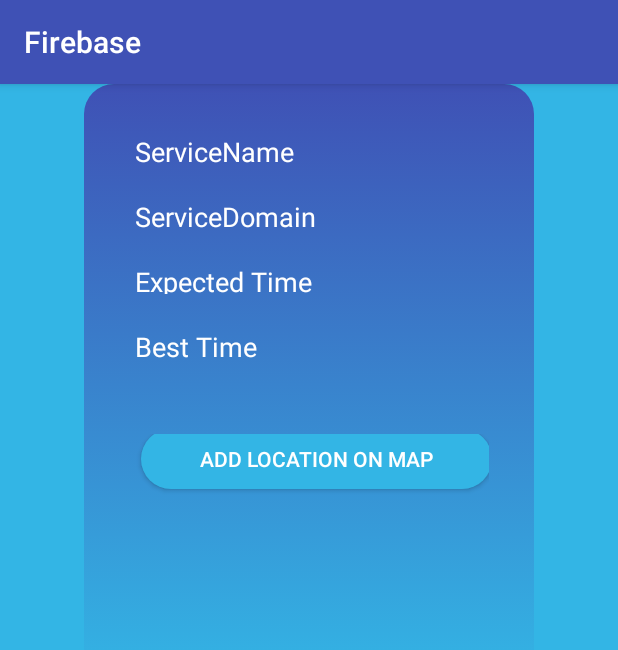
After one commit to MrSparsh/Queno, an Android app: the ServiceInfoActivity screen opened directly, with no data from a screen before it, on a phone screen of 412 x 824 dp. The commit adds this screen. Shown: the top 650 px of the screen. Run offline under Robolectric (Android 15) with nearby library versions, the phone set to English and light mode, and no system bars.

Commit message:
addService done

```diff
--- a/app/build.gradle
+++ b/app/build.gradle
@@ -43,4 +43,5 @@ dependencies {
 
 
 
+
 apply plugin: 'com.google.gms.google-services'
--- a/app/src/main/java/com/example/prashanjeet/firebase/AdminSignup.java
+++ b/app/src/main/java/com/example/prashanjeet/firebase/AdminSignup.java
@@ -33,6 +33,7 @@ public class AdminSignup extends AppCompatActivity {
             }
         });
     }
+
     public boolean validate(){
         boolean flag=false;
         String sname,sdomain,aName,aEmail,aPassword,aContact;
--- a/app/src/main/java/com/example/prashanjeet/firebase/MainActivity.java
+++ b/app/src/main/java/com/example/prashanjeet/firebase/MainActivity.java
@@ -17,7 +17,7 @@ public class MainActivity extends AppCompatActivity {
     protected void onCreate(Bundle savedInstanceState) {
         super.onCreate(savedInstanceState);
         setContentView(R.layout.activity_main);
-        Intent inter = new Intent(MainActivity.this,GoogleMap.class);
+        Intent inter = new Intent(MainActivity.this,AddServiceAdmin.class);
         startActivity(inter);
         FirebaseDatabase database = FirebaseDatabase.getInstance();
         DatabaseReference myRef = database.getReference("message");
--- a/app/src/main/res/layout/activity_add_service_admin.xml
+++ b/app/src/main/res/layout/activity_add_service_admin.xml
@@ -23,7 +23,7 @@
         android:id="@+id/addServiceButton"
         android:layout_width="50dp"
         android:background="#00f"
-        android:textSize="20dp"
+        android:textSize="30dp"
         android:layout_height="wrap_content"
 
         android:text="+"
--- /dev/null
+++ b/app/src/main/res/layout/activity_service_info.xml
@@ -0,0 +1,130 @@
+<?xml version="1.0" encoding="utf-8"?>
+
+<RelativeLayout xmlns:android="http://schemas.android.com/apk/res/android"
+    xmlns:app="http://schemas.android.com/apk/res-auto"
+    xmlns:tools="http://schemas.android.com/tools"
+    android:layout_width="match_parent"
+    android:layout_height="match_parent"
+    tools:context="com.example.prashanjeet.firebase.AdminSignup">
+    <LinearLayout
+        android:layout_width="match_parent"
+        android:layout_height="match_parent"
+        android:orientation="vertical"
+        android:layout_alignParentTop="true"
+        android:layout_alignParentStart="true"
+        tools:layout_editor_absoluteY="8dp"
+        tools:layout_editor_absoluteX="8dp"
+        android:layout_alignParentLeft="true">
+        <ImageView
+            android:id="@+id/imageView"
+            android:layout_width="match_parent"
+            android:layout_height="0dp"
+            android:layout_weight="1.5"
+            android:background="@android:color/holo_blue_light" />
+    </LinearLayout>
+    <LinearLayout
+        android:id="@+id/loginLayout"
+        android:layout_width="300dp"
+        android:layout_height="400dp"
+        android:background="@drawable/login"
+        android:orientation="vertical"
+        android:padding="30dp"
+        android:weightSum="1"
+        android:layout_alignParentTop="true"
+        android:layout_centerHorizontal="true"
+        tools:layout_editor_absoluteY="0dp"
+        tools:layout_editor_absoluteX="0dp">
+
+        <LinearLayout
+            android:layout_width="match_parent"
+            android:layout_height="0dp"
+            android:layout_marginBottom="20dp"
+            android:layout_marginTop="-20dp"
+            android:layout_weight="0.14">
+            <EditText
+                android:id="@+id/ServiceName"
+                android:layout_width="match_parent"
+                android:layout_height="51dp"
+                android:layout_marginTop="5dp"
+                android:hint="ServiceName"
+                android:inputType="text"
+                android:paddingBottom="1dp"
+                android:textColor="@android:color/white"
+                android:textColorHint="@android:color/white" />
+
+        </LinearLayout>
+        <LinearLayout
+            android:layout_width="match_parent"
+            android:layout_height="0dp"
+            android:layout_marginBottom="20dp"
+            android:layout_marginTop="-20dp"
+            android:layout_weight="0.14">
+            <EditText
+                android:id="@+id/ServiceDomain"
+                android:layout_width="match_parent"
+                android:layout_height="51dp"
+                android:layout_marginTop="5dp"
+                android:hint="ServiceDomain"
+                android:inputType="text"
+                android:paddingBottom="1dp"
+                android:textColor="@android:color/white"
+                android:textColorHint="@android:color/white" />
+        </LinearLayout>
+
+        <LinearLayout
+            android:layout_width="match_parent"
+            android:layout_height="0dp"
+            android:layout_marginBottom="20dp"
+            android:layout_marginTop="-20dp"
+            android:layout_weight="0.14">
+            <EditText
+                android:id="@+id/expected_time"
+                android:layout_width="match_parent"
+                android:layout_height="51dp"
+                android:layout_marginTop="5dp"
+                android:hint="Expected Time"
+                android:inputType="text"
+                android:paddingBottom="1dp"
+                android:textColor="@android:color/white"
+                android:textColorHint="@android:color/white" />
+        </LinearLayout>
+        <LinearLayout
+            android:layout_width="match_parent"
+            android:layout_height="0dp"
+            android:layout_marginBottom="20dp"
+            android:layout_marginTop="-20dp"
+            android:layout_weight="0.14">
+            <EditText
+                android:id="@+id/best_time"
+                android:layout_width="match_parent"
+                android:layout_height="51dp"
+                android:layout_marginTop="5dp"
+                android:hint="Best Time"
+                android:inputType="text"
+                android:paddingBottom="1dp"
+                android:textColor="@android:color/white"
+                android:textColorHint="@android:color/white" />
+        </LinearLayout>
+
+        <LinearLayout
+            android:layout_width="match_parent"
+            android:layout_height="10dp"
+            android:layout_weight="0.14"
+            android:layout_marginTop="20dp"
+            android:paddingTop="10dp">
+
+            <Button
+                android:id="@+id/SignupButton"
+                android:layout_width="234dp"
+                android:layout_height="40dp"
+                android:layout_marginBottom="20dp"
+                android:layout_marginLeft="8dp"
+                android:layout_marginTop="-3dp"
+                android:background="@drawable/loginbuttonlayout"
+                android:onClick="loginClicked"
+                android:text = "Add Location On Map"
+                android:textColor="@android:color/white" />
+        </LinearLayout>
+    </LinearLayout>
+
+</RelativeLayout>
```
Also changed, not shown: app/src/main/AndroidManifest.xml (+4 -9 lines), app/src/main/java/com/example/prashanjeet/firebase/AddServiceAdmin.java (+29 -3 lines), app/src/main/java/com/example/prashanjeet/firebase/Main2Activity.java (+9 -1 lines), app/src/main/java/com/example/prashanjeet/firebase/MapsActivity.java (+14 -0 lines), app/src/main/java/com/example/prashanjeet/firebase/ServiceInfoActivity.java (added, +53 -0 lines), app/src/main/res/layout/customlist.xml (+14 -2 lines).
